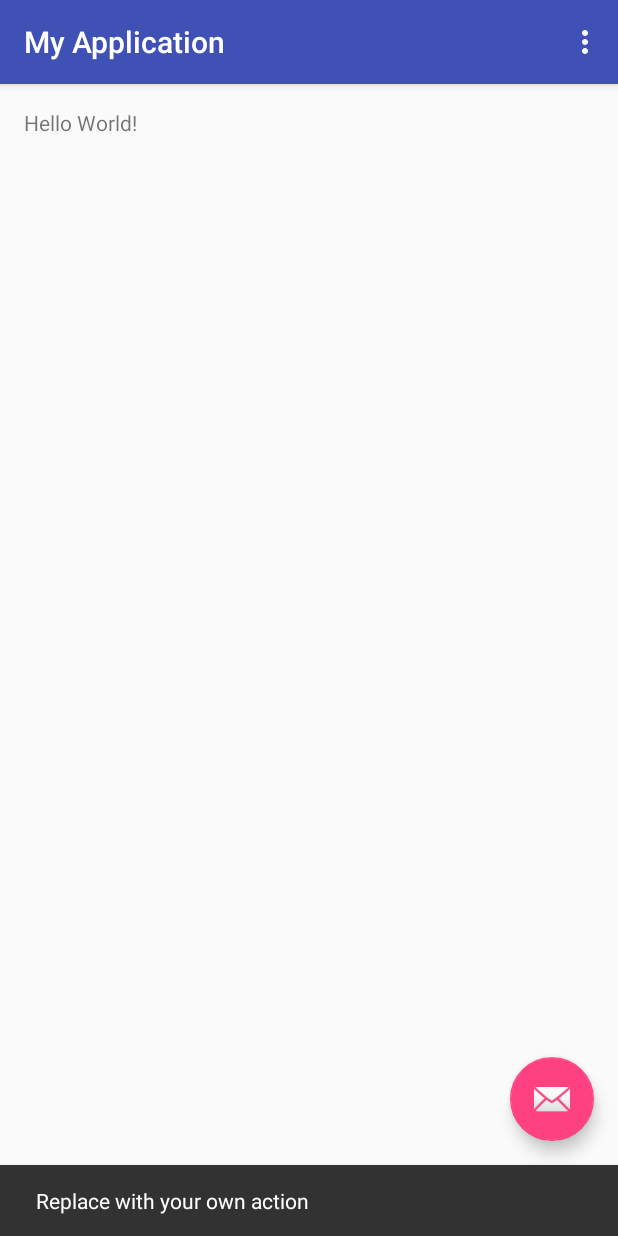
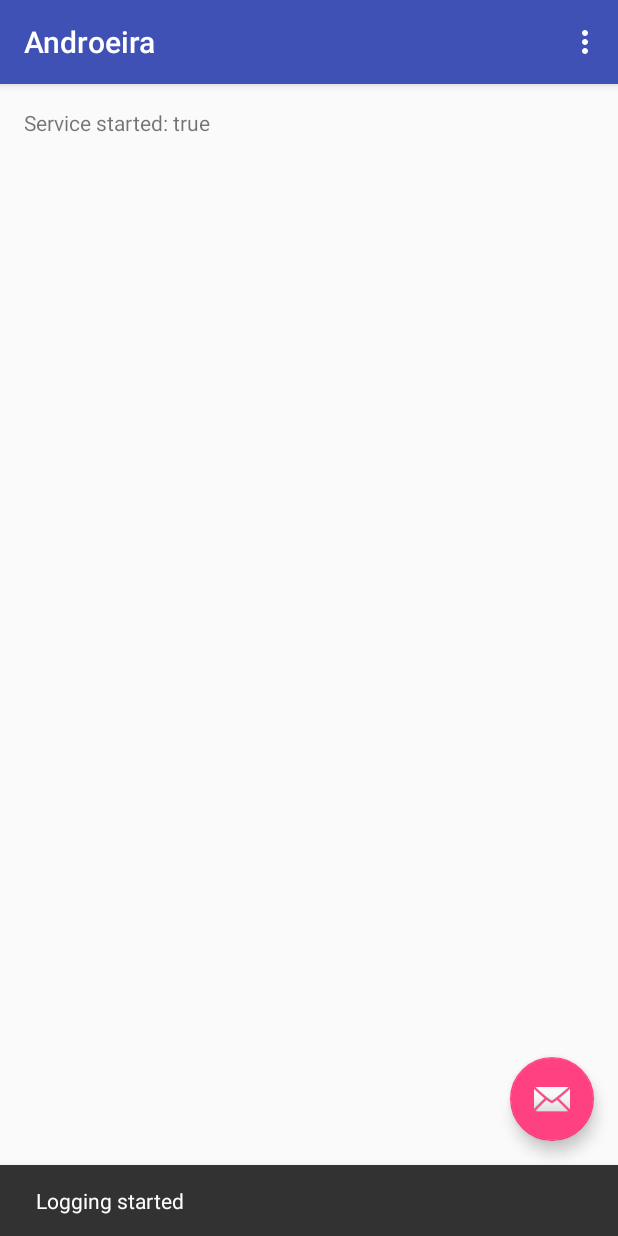
Before and after one commit to d80harri/androeira, an Android app: the screen it shows after launch (MainActivity), after a tap on an icon or button, on a phone screen of 412 x 824 dp. Run offline under Robolectric (Android 15) with nearby library versions, the phone set to English and light mode, and no system bars.

Commit message:
Implements accelerometer log service

```diff
--- a/androeira-app/src/main/java/d80harri/org/myapplication/MainActivity.java
+++ b/androeira-app/src/main/java/d80harri/org/myapplication/MainActivity.java
@@ -1,5 +1,6 @@
 package d80harri.org.myapplication;
 
+import android.content.Intent;
 import android.os.Bundle;
 import android.support.design.widget.FloatingActionButton;
 import android.support.design.widget.Snackbar;
@@ -8,8 +9,10 @@ import android.support.v7.widget.Toolbar;
 import android.view.View;
 import android.view.Menu;
 import android.view.MenuItem;
+import android.widget.TextView;
 
 public class MainActivity extends AppCompatActivity {
+    private boolean started = false;
 
     @Override
     protected void onCreate(Bundle savedInstanceState) {
@@ -19,11 +22,25 @@ public class MainActivity extends AppCompatActivity {
         setSupportActionBar(toolbar);
 
         FloatingActionButton fab = (FloatingActionButton) findViewById(R.id.fab);
+        final TextView serviceStarted = (TextView) findViewById(R.id.serivceStarted);
+        serviceStarted.setText("Service started: " + started);
+
         fab.setOnClickListener(new View.OnClickListener() {
             @Override
             public void onClick(View view) {
-                Snackbar.make(view, "Replace with your own action", Snackbar.LENGTH_LONG)
-                        .setAction("Action", null).show();
+                if (started) {
+                    Snackbar.make(view, "Logging stopped", Snackbar.LENGTH_LONG)
+                            .setAction("Action", null).show();
+                    Intent intent = new Intent(MainActivity.this, AccLogService.class);
+                    stopService(intent);
+                } else {
+                    Snackbar.make(view, "Logging started", Snackbar.LENGTH_LONG)
+                            .setAction("Action", null).show();
+                    Intent intent = new Intent(MainActivity.this, AccLogService.class);
+                    startService(intent);
+                }
+                started = !started;
+                serviceStarted.setText("Service started: " + started);
             }
         });
     }
--- a/androeira-app/src/main/res/layout/content_main.xml
+++ b/androeira-app/src/main/res/layout/content_main.xml
@@ -14,6 +14,7 @@
         tools:context="d80harri.org.myapplication.MainActivity">
 
     <TextView
+            android:id="@+id/serivceStarted"
             android:text="Hello World!"
             android:layout_width="wrap_content"
             android:layout_height="wrap_content"/>
--- a/androeira-app/src/main/res/values/strings.xml
+++ b/androeira-app/src/main/res/values/strings.xml
@@ -1,4 +1,4 @@
 <resources>
-    <string name="app_name">My Application</string>
+    <string name="app_name">Androeira</string>
     <string name="action_settings">Settings</string>
 </resources>
```
Also changed, not shown: androeira-app/src/main/AndroidManifest.xml (+7 -0 lines), androeira-app/src/main/java/d80harri/org/myapplication/AccLogService.java (added, +117 -0 lines), 2 other files.
